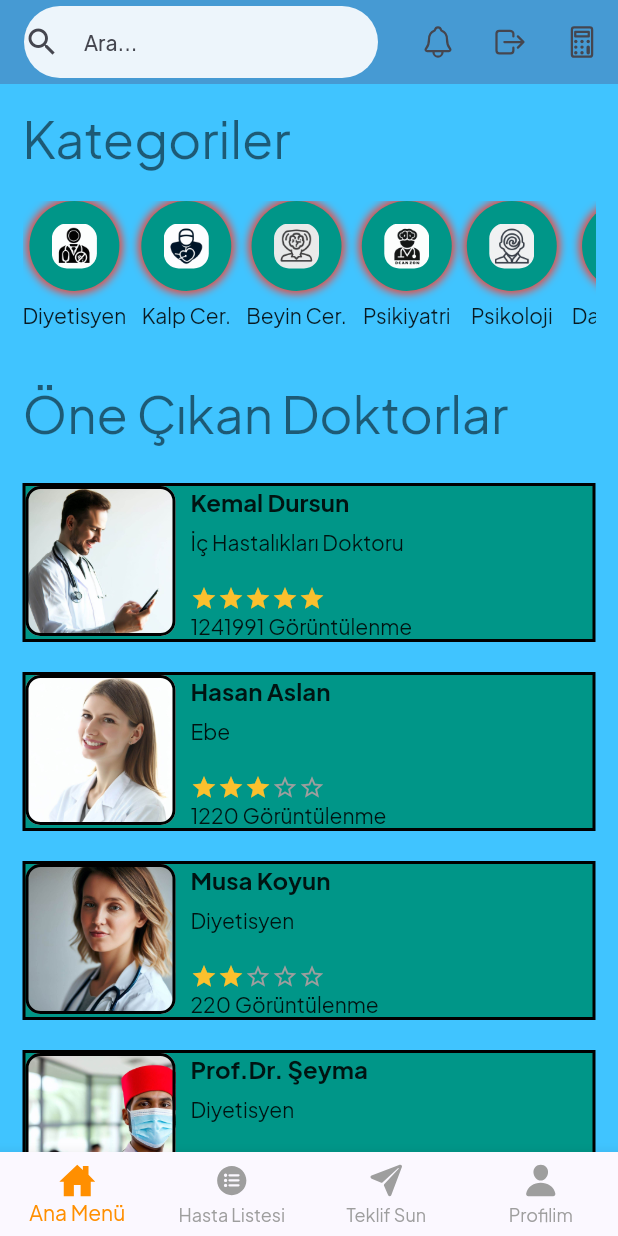
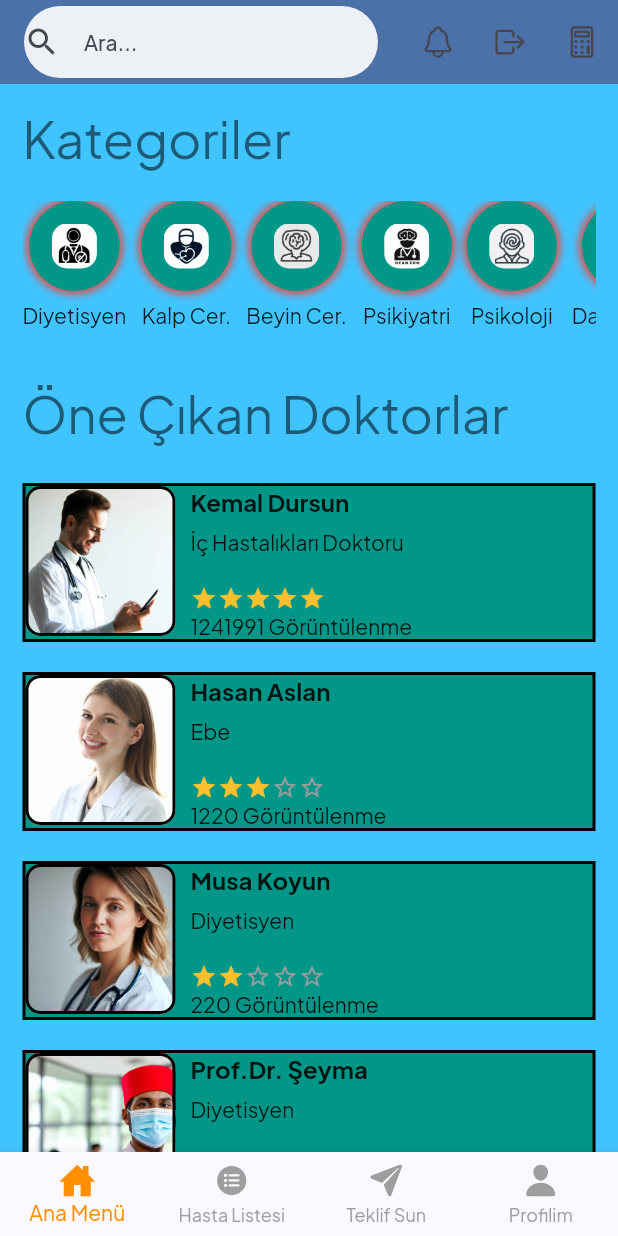
Before and after one commit to hasaslandev/3301456_223301106, a Flutter app: the HomePage screen opened by its route, on a phone screen of 412 x 824 dp. Run offline on Flutter 3.47's test engine with Material 2 defaults, Android fonts, the phone set to English and light mode, and no system bars; our stand-ins replace google_fonts, google_sign_in, ionicons; missing offline and left inert: drop_down_list.

Commit message:
tasarımda birkaç değişiklik kod okunurluğu arttırıldı son revizeler yapıldı.

```diff
--- a/lib/main.dart
+++ b/lib/main.dart
@@ -1,11 +1,11 @@
 import 'package:flutter/material.dart';
 import 'package:google_fonts/google_fonts.dart';
-import 'package:randevu/pages/home_page.dart';
+import 'package:randevu/pages/anaSayfa.dart';
 import 'package:randevu/pages/kaydol.dart';
 import 'package:randevu/pages/login.dart';
 import 'package:randevu/widgets/Guncelleme.dart';
 import 'package:randevu/pages/teklif.dart';
-import 'package:randevu/pages/doctorpage.dart';
+import 'package:randevu/pages/doktorDetay.dart';
 
 
 void main() {
--- a/lib/pages/home_page.dart
+++ b/lib/pages/anaSayfa.dart
@@ -1,8 +1,8 @@
 import 'package:flutter/material.dart';
 import 'package:ionicons/ionicons.dart';
 import 'package:randevu/pages/profil.dart';
-import 'package:randevu/widgets/heath_needs.dart';
-import 'package:randevu/widgets/nearby_doctors.dart';
+import 'package:randevu/widgets/kategoriler.dart';
+import 'package:randevu/widgets/doktorGoruntuleme.dart';
 import 'package:randevu/pages/bildirimler.dart';
 import 'package:randevu/pages/teklif.dart';
 import 'package:randevu/widgets/vucutKitle.dart';
@@ -71,7 +71,7 @@ class _HomePageState extends State<HomePage> {
     return Scaffold(
       appBar: AppBar(
         automaticallyImplyLeading: false,//back tuşunu kaldırma
-        backgroundColor: Theme.of(context).primaryColor.withOpacity(0.4),
+        backgroundColor: Theme.of(context).primaryColor.withOpacity(0.8),
         title: Container(
           decoration: BoxDecoration(
             color: Colors.white.withOpacity(0.9),
@@ -121,7 +121,7 @@ class _HomePageState extends State<HomePage> {
           const SizedBox(height: 20),
 
           Container(
-            child: const HeathNeeds(),
+            child: const Kategoriler(),
           ),
           const SizedBox(height: 20),
           Text(
@@ -130,11 +130,15 @@ class _HomePageState extends State<HomePage> {
           ),
           const SizedBox(height: 25),
           //Health Needs
-          const NearbyDoctors(),
+          const doktorGoruntuleme(),
           const SizedBox(height: 20),
           Text(
             "Size En Yakın En Popüler Doktorlar",
             style: Theme.of(context).textTheme.headlineMedium,
+          ),
+          Text(
+            "Burası Harita Alanı olacaktır",
+            style: Theme.of(context).textTheme.headlineLarge,
           ),
           const SizedBox(height: 15),
           //Harita
--- a/lib/pages/doctorpage.dart
+++ b/lib/pages/doktorDetay.dart
@@ -3,7 +3,7 @@ import 'package:flutter/material.dart';
 
 
 class DoktorDetay extends StatefulWidget {
-  //const DoktorDetay({Key? key}) : super(key: key);
+  const DoktorDetay({Key? key}) : super(key: key);
 
 
   @override
@@ -17,7 +17,7 @@ class _DoktorDetayState extends State<DoktorDetay> {
       body: SafeArea(
         child: Column(
           children: <Widget>[
-            AboutDoctor(),
+            DoktorHakkinda(),
             DetailBody(),
           ],
         ),
@@ -25,7 +25,7 @@ class _DoktorDetayState extends State<DoktorDetay> {
     );
   }
 }
-class AboutDoctor extends StatelessWidget {
+class DoktorHakkinda extends StatelessWidget {
  // final DoktorModel doktorV;
  // const AboutDoctor({required this.doktorV});
   @override
@@ -96,6 +96,7 @@ class DetailBody extends StatelessWidget {
         crossAxisAlignment: CrossAxisAlignment.stretch,
         children: const <Widget>[
           DoctorInfo(),
+          Text("Burası harita alanı olacaktır."),
         ],
       ),
     );
@@ -145,7 +146,6 @@ final String value;
             fontSize: 15,
             fontWeight: FontWeight.w600,
           ),)
-
         ],
       ),
     ))
--- a/lib/pages/ilanGoruntuleme.dart
+++ b/lib/pages/ilanGoruntuleme.dart
@@ -1,14 +1,14 @@
 import 'package:flutter/material.dart';
-import 'package:randevu/models/isler_model.dart';
+import 'package:randevu/models/isModel.dart';
 
 class ilanGotuntulenme extends StatefulWidget {
   const ilanGotuntulenme({Key? key}) : super(key: key);
 
   @override
-  _JobListingScreenState createState() => _JobListingScreenState();
+  _ilanGotuntulenmeState createState() => _ilanGotuntulenmeState();
 }
 
-class _JobListingScreenState extends State<ilanGotuntulenme> {
+class _ilanGotuntulenmeState extends State<ilanGotuntulenme> {
 
   @override
   Widget build(BuildContext context) {
--- a/lib/pages/login.dart
+++ b/lib/pages/login.dart
@@ -1,5 +1,5 @@
 import 'package:flutter/material.dart';
-import 'package:randevu/pages/home_page.dart';
+import 'package:randevu/pages/anaSayfa.dart';
 import 'package:randevu/pages/kaydol.dart';
 
 class Login extends StatefulWidget {
--- a/lib/widgets/nearby_doctors.dart
+++ b/lib/widgets/doktorGoruntuleme.dart
@@ -1,15 +1,16 @@
 import 'package:flutter/material.dart';
-import 'package:randevu/models/doctor_model.dart';
-import 'package:randevu/pages/doctorpage.dart';
+import 'package:randevu/models/doktorModel.dart';
+import 'package:randevu/pages/doktorDetay.dart';
 
 
-class NearbyDoctors extends StatelessWidget {
-  const NearbyDoctors({Key? key}) : super(key: key);
+class doktorGoruntuleme extends StatelessWidget {
+  const doktorGoruntuleme({Key? key}) : super(key: key);
 
   @override
   Widget build(BuildContext context) {
     yakinDoktorlar.sort((a, b) => b.toplamGoruntulenme.compareTo(a.toplamGoruntulenme));
-    //Görüntülenme sayısına göre sıraladım...
+
+
     return Column(
       children: List.generate(yakinDoktorlar.length, (index) {
         int yildizSayisi = 5;
--- a/lib/widgets/heath_needs.dart
+++ b/lib/widgets/kategoriler.dart
@@ -1,18 +1,18 @@
 import 'package:flutter/cupertino.dart';
 import 'package:flutter/material.dart';
 
-class HeathNeeds extends StatelessWidget {
-  const HeathNeeds({Key? key}) : super(key: key);
+class Kategoriler extends StatelessWidget {
+  const Kategoriler({Key? key}) : super(key: key);
 
   @override
   Widget build(BuildContext context) {
-    List<CustomIcon> customIcons = [
-      CustomIcon(icon: "assets/images/diyetisyen_1.jpg", name: "Diyetisyen"),
-      CustomIcon(icon: "assets/images/kalpcerah_2.jpg", name: "Kalp Cer."),
-      CustomIcon(icon: "assets/images/psikoloji_1.jpg", name: "Beyin Cer."),
-      CustomIcon(icon: "assets/images/beyincerrah_1.jpg", name: "Psikiyatri"),
-      CustomIcon(icon: "assets/images/psikoloji_2.jpg", name: "Psikoloji"),
-      CustomIcon(icon: "assets/images/denntist_1.jpg", name: "Damar Cer."),
+    List<IconList> iconList = [
+      IconList(icon: "assets/images/diyetisyen_1.jpg", ad: "Diyetisyen"),
+      IconList(icon: "assets/images/kalpcerah_2.jpg", ad: "Kalp Cer."),
+      IconList(icon: "assets/images/psikoloji_1.jpg", ad: "Beyin Cer."),
+      IconList(icon: "assets/images/beyincerrah_1.jpg", ad: "Psikiyatri"),
+      IconList(icon: "assets/images/psikoloji_2.jpg", ad: "Psikoloji"),
+      IconList(icon: "assets/images/denntist_1.jpg", ad: "Damar Cer."),
     ];
 
     return SizedBox(
@@ -22,7 +22,7 @@ class HeathNeeds extends StatelessWidget {
         separatorBuilder: (BuildContext context, int index) {
           return const SizedBox(width: 10);
         },
-        itemCount: customIcons.length,
+        itemCount: iconList.length,
         itemBuilder: (BuildContext context, int index) {
           return Column(
 
@@ -44,11 +44,11 @@ class HeathNeeds extends StatelessWidget {
                 ),
                 child: ClipRRect(
                   borderRadius: BorderRadius.circular(10),
-                  child: Image.asset(customIcons[index].icon),
+                  child: Image.asset(iconList[index].icon),
                 ),
               ),
               const SizedBox(height: 7),
-              Text(customIcons[index].name),
+              Text(iconList[index].ad),
             ],
           );
         },
@@ -57,9 +57,9 @@ class HeathNeeds extends StatelessWidget {
   }
 }
 
-class CustomIcon {
+class IconList {
   final String icon;
-  final String name;
+  final String ad;
 
-  CustomIcon({required this.icon, required this.name});
+  IconList({required this.icon, required this.ad});
 }
```
Also changed, not shown: lib/models/doktorModel.dart (renamed from lib/models/doctor_model.dart), lib/models/isModel.dart (renamed from lib/models/isler_model.dart), 2 other files.
